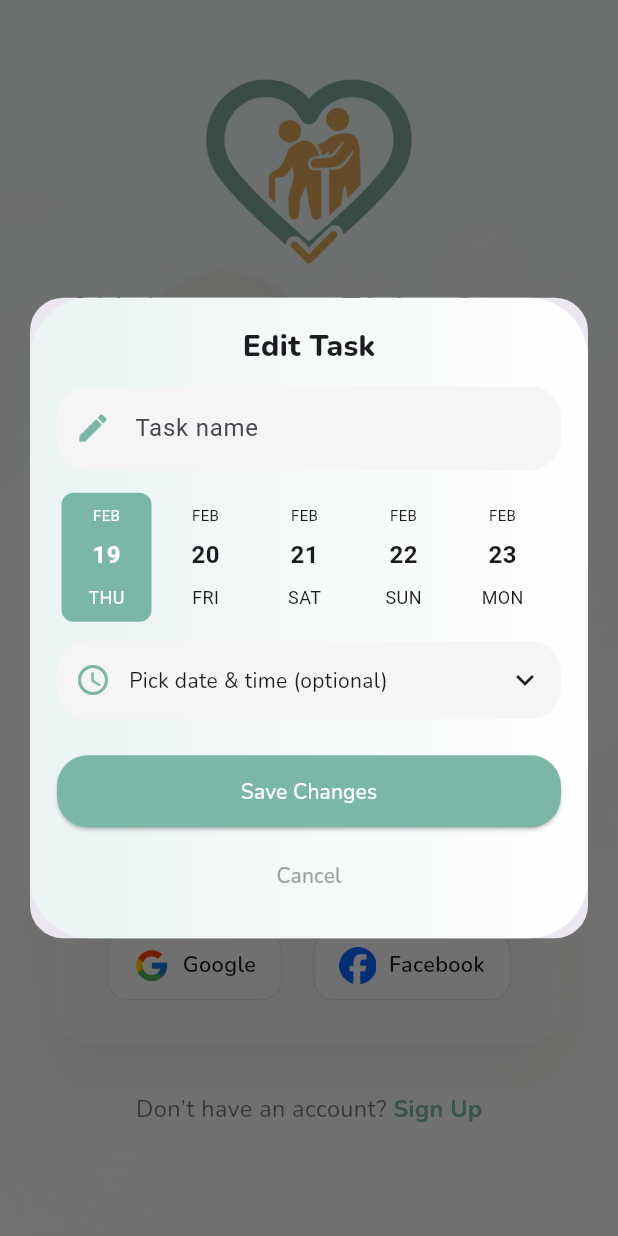
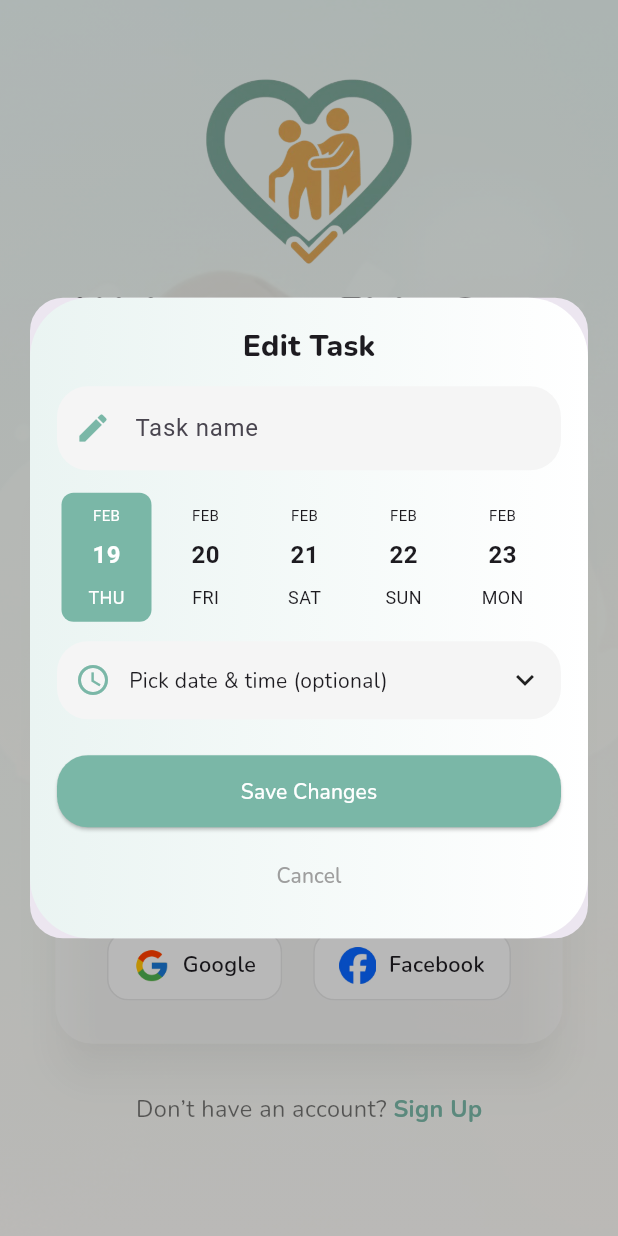
Before and after one commit to kartikkumarofficial/elder_care, a Flutter app: the TaskDetailsDialog widget shown alone on an empty page, opened directly with empty values, after a tap on "Edit", on a phone screen of 412 x 824 dp. Run offline on Flutter 3.47's test engine with Material 3 defaults, Android fonts, the light colour scheme and no system bars; drawn by our look-alikes of date_picker_timeline; our stand-ins replace audioplayers, battery_plus, country_code_picker, country_picker, file_picker, firebase_core and 15 more; missing offline and left inert: day_night_time_picker; accounts and stored records are empty; network calls fail.

Commit message:
task animation fixed

```diff
--- a/lib/modules/tasks/widgets/tasks_details_dialog.dart
+++ b/lib/modules/tasks/widgets/tasks_details_dialog.dart
@@ -29,9 +29,7 @@ class TaskDetailsDialog extends StatelessWidget {
 
     final isMedicine = task.taskType == 'medicine';
 
-    return Hero(
-      tag: 'hero-task-${task.id}',
-      child: Material(
+    return Material(
       color: Colors.transparent,
       child: Dialog(
         insetPadding: const EdgeInsets.symmetric(horizontal: 24, vertical: 24),
@@ -55,7 +53,7 @@ class TaskDetailsDialog extends StatelessWidget {
                 crossAxisAlignment: CrossAxisAlignment.start,
                 children: [
 
-                    /// ───── HEADER
+                  /// HEADER
                   Row(
                     children: [
                       Image.asset(
@@ -77,7 +75,7 @@ class TaskDetailsDialog extends StatelessWidget {
 
                   const SizedBox(height: 14),
 
-                    /// ───── TITLE
+                  /// TITLE
                   Text(
                     task.title,
                     style: GoogleFonts.nunito(
@@ -99,7 +97,7 @@ class TaskDetailsDialog extends StatelessWidget {
 
                   const SizedBox(height: 14),
 
-                    /// ───── META CHIPS
+                  /// META CHIPS
                   Wrap(
                     spacing: 10,
                     runSpacing: 8,
@@ -126,22 +124,30 @@ class TaskDetailsDialog extends StatelessWidget {
 
                   const SizedBox(height: 22),
 
-                    /// ───── ACTIONS
+                  /// ACTIONS
                   Row(
                     children: [
                       Expanded(
+                        //todo here
                         child: ElevatedButton(
                           onPressed: () {
                             controller.startEdit(task);
+
+
                             Navigator.pop(context);
-                              showDialog(
-                                context: context,
-                                builder: (_) => AddEditTaskDialog(
+
+
+                            Future.delayed(const Duration(milliseconds: 100), () {
+                              openCustomDialog(
+                                context,
+                                AddEditTaskDialog(
                                   isEdit: true,
                                   controller: controller,
                                 ),
                               );
+                            });
                           },
+
                           style: ElevatedButton.styleFrom(
                             backgroundColor: kTeal,
                             padding: const EdgeInsets.symmetric(vertical: 14),
@@ -191,13 +197,12 @@ class TaskDetailsDialog extends StatelessWidget {
           ),
         ),
       ),
-      ),
-    ); // ✅ THIS was missing
+    );
   }
 
-  /// ─────────────────────────────────────────────
+
   /// META CHIP
-  /// ─────────────────────────────────────────────
+
 
   Widget _metaChip({
     IconData? icon,
@@ -244,4 +249,29 @@ class TaskDetailsDialog extends StatelessWidget {
 
     return '${d.day}/${d.month}/${d.year} • $hour12:$minute $period';
   }
+  void openCustomDialog(BuildContext context, Widget dialog) {
+    Navigator.of(context).push(
+      PageRouteBuilder(
+        opaque: false,
+        barrierColor: Colors.black.withOpacity(0.25),
+        transitionDuration: const Duration(milliseconds: 250),
+        pageBuilder: (_, __, ___) => dialog,
+        transitionsBuilder: (_, animation, __, child) {
+          return FadeTransition(
+            opacity: animation,
+            child: ScaleTransition(
+              scale: Tween(begin: 0.96, end: 1.0).animate(
+                CurvedAnimation(
+                  parent: animation,
+                  curve: Curves.easeOutCubic,
+                ),
+              ),
+              child: child,
+            ),
+          );
+        },
+      ),
+    );
   }
+
+}
```
Also changed, not shown: lib/main.dart (+5 -23 lines), lib/modules/tasks/views/task_section.dart (+25 -2 lines), lib/modules/tasks/widgets/add_edit_dialog.dart (+4 -4 lines), lib/modules/tasks/widgets/task_tile.dart (+5 -36 lines). Lines whose indentation alone changed are shown as unchanged.
